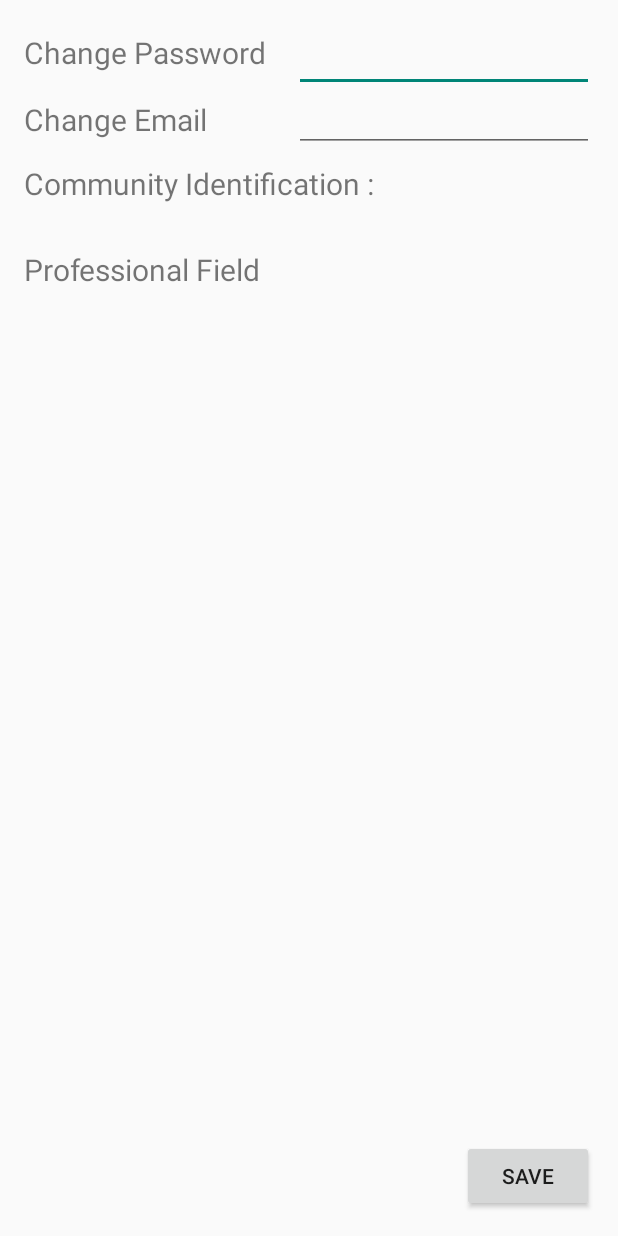
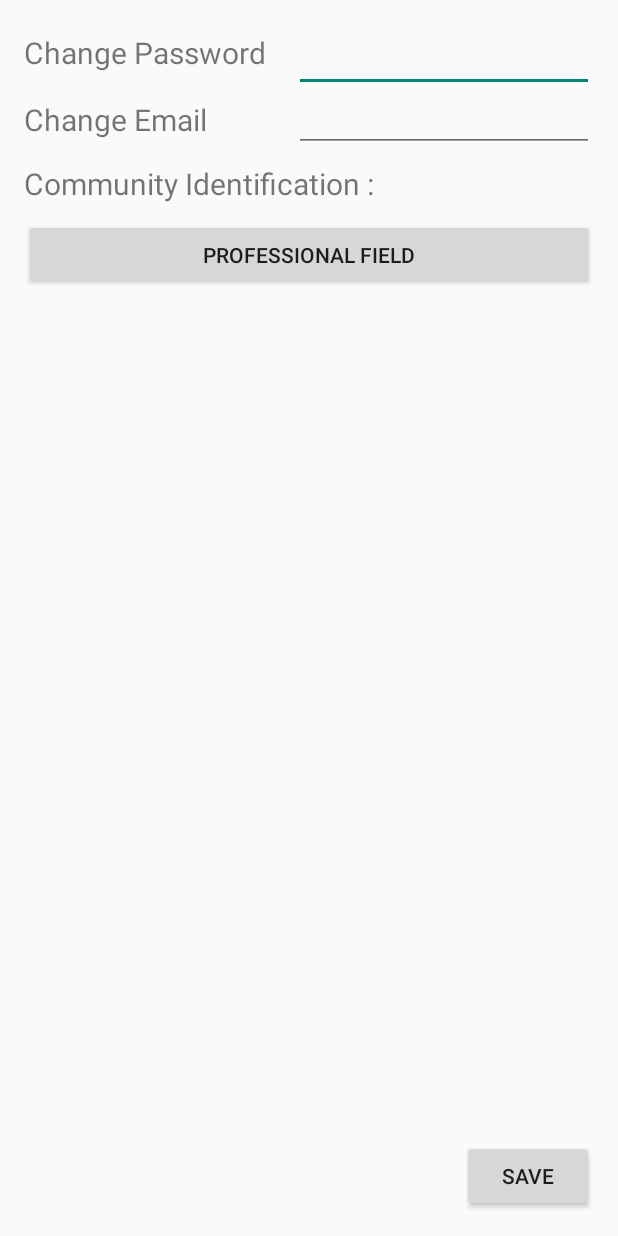
Before and after one commit to StevenLu1204/Near_armorsun, an Android app: the layout activity_setting.xml on its own in the app's theme, with its tools: preview values and no code run, on a phone screen of 412 x 824 dp. Run offline under Robolectric (Android 15) with nearby library versions, the phone set to English and light mode, and no system bars.

Commit message:
put the expandable listview in dialog

```diff
--- a/app/src/main/java/com/example/jay/fragmentbasics/SettingActivity.java
+++ b/app/src/main/java/com/example/jay/fragmentbasics/SettingActivity.java
@@ -1,15 +1,22 @@
 package com.example.jay.fragmentbasics;
 
+import android.app.AlertDialog;
+import android.app.Dialog;
 import android.app.ExpandableListActivity;
+import android.content.Context;
+import android.content.DialogInterface;
 import android.content.Intent;
 import android.support.v7.app.AppCompatActivity;
 import android.os.Bundle;
+import android.view.LayoutInflater;
 import android.view.Menu;
 import android.view.MenuItem;
 import android.view.View;
 import android.widget.Adapter;
 import android.widget.ArrayAdapter;
+import android.widget.Button;
 import android.widget.ExpandableListView;
+import android.widget.LinearLayout;
 import android.widget.ListView;
 import android.widget.Toast;
 
@@ -23,10 +30,14 @@ public class SettingActivity extends AppCompatActivity {
     * the file  pro_field_list_parent.xml defines the layout of the professional field titles
     */
 
-    ExpandableListView proFieldListView;    //the expandable listview displays the professional fields
+    ExpandableListView proFieldListView;
     HashMap<String,List<String>> proField;
     List<String> proFieldDetail;        //stores the professional field data(titles and subtitles)(check the proFieldDataProvider.java)
     proFieldAdapter adapter;            //an adapter linked the data and expandable listview
+
+    AlertDialog.Builder proFieldDialogBuilder;
+    AlertDialog proFieldDialog;
+    Button btnProField;
 
     ListView LVSelected;                                        //a listview displays what you select
     ArrayList<String> selectedItems=new ArrayList<String>();    //an arraylist stores what you select
@@ -37,33 +48,53 @@ public class SettingActivity extends AppCompatActivity {
         super.onCreate(savedInstanceState);
         setContentView(R.layout.activity_setting);
 
+        //an expandable List View displays the professional fields
+        proFieldListView= new ExpandableListView(this);    //the expandable listview displays the professional fields
+        proField=proFieldDataProvider.getInfo();                      //get the data
+        proFieldDetail=new ArrayList<String>(proField.keySet());    //get the proField-hashmap key and put it into the proFieldDetail-ArrayList
+        adapter=new proFieldAdapter(this,proField,proFieldDetail);  //put proField-hashmap and the proFieldDetail-ArrayList into the adapter
+        proFieldListView.setAdapter(adapter);
+
+        //initialize the dialog contain the professional field
+        proFieldDialogBuilder=new AlertDialog.Builder(SettingActivity.this);
+        proFieldDialogBuilder.setNegativeButton("Cancel", new DialogInterface.OnClickListener() {
+            @Override
+            public void onClick(DialogInterface dialog, int which) {
+                proFieldDialog.dismiss();
+            }
+        });
+        proFieldDialogBuilder.setView(proFieldListView);
+        proFieldDialogBuilder.setTitle("Please select : ");
+        proFieldDialog=proFieldDialogBuilder.create();
+
         //initialize the listview  which displays the selected items
         LVSelected=(ListView)findViewById(R.id.listViewSelected);
         slctItemsAdapter = new ArrayAdapter<String>(this,android.R.layout.simple_list_item_1,selectedItems);
         LVSelected.setAdapter(slctItemsAdapter);
 
-        //an expandable List View displays the professional fields
-        proFieldListView=(ExpandableListView)findViewById(R.id.proFieldListView);
-        proField=proFieldDataProvider.getInfo();                      //get the data
-        proFieldDetail=new ArrayList<String>(proField.keySet());    //get the proField-hashmap key and put it into the proFieldDetail-ArrayList
-        adapter=new proFieldAdapter(this,proField,proFieldDetail);  //put proField-hashmap and the proFieldDetail-ArrayList into the adapter
-        proFieldListView.setAdapter(adapter);
+        btnProField =(Button)findViewById(R.id.btnProField);
+        btnProField.setOnClickListener(new Button.OnClickListener(){
+            @Override
+            public void onClick(View v) {
+                proFieldDialog.show();
+            }
+        });
 
         /*
         *  a listener checks which item(child) is selected
         *  if an item(child) is selected it will toast which item is selected and add to the listview under the professional field.
         */
+
         proFieldListView.setOnChildClickListener(new ExpandableListView.OnChildClickListener() {
             @Override
             public boolean onChildClick(ExpandableListView parent, View v, int groupPosition, int childPosition, long id) {
                 Toast.makeText(getBaseContext(), proField.get(proFieldDetail.get(groupPosition)).get(childPosition) + " is selected.", Toast.LENGTH_SHORT).show();
+
                 selectedItems.add(proField.get(proFieldDetail.get(groupPosition)).get(childPosition));
                 slctItemsAdapter.notifyDataSetChanged();
                 return false;
             }
         });
-
-
     }
 
     @Override
--- a/app/src/main/java/com/example/jay/fragmentbasics/UserInfo.java
+++ b/app/src/main/java/com/example/jay/fragmentbasics/UserInfo.java
@@ -10,7 +10,6 @@ import android.view.MenuItem;
 import android.view.View;
 import android.widget.ArrayAdapter;
 import android.widget.ListView;
-
 
 import static android.widget.ListView.*;
 
--- a/app/src/main/res/layout/activity_setting.xml
+++ b/app/src/main/res/layout/activity_setting.xml
@@ -1,17 +1,10 @@
 <RelativeLayout xmlns:android="http://schemas.android.com/apk/res/android"
-    xmlns:tools="http://schemas.android.com/tools" android:layout_width="match_parent"
-    android:layout_height="match_parent" android:paddingLeft="@dimen/activity_horizontal_margin"
+    xmlns:tools="http://schemas.android.com/tools" android:layout_width="fill_parent"
+    android:layout_height="fill_parent" android:paddingLeft="@dimen/activity_horizontal_margin"
     android:paddingRight="@dimen/activity_horizontal_margin"
     android:paddingTop="@dimen/activity_vertical_margin"
     android:paddingBottom="@dimen/activity_vertical_margin"
     tools:context="com.example.jay.fragmentbasics.SettingActivity">
-
-    <ScrollView
-        android:layout_width="wrap_content"
-        android:layout_height="wrap_content"
-        android:id="@+id/scrollView" >
-
-    </ScrollView>
 
     <Button
         android:layout_width="wrap_content"
@@ -26,7 +19,7 @@
     <TextView
         android:layout_width="wrap_content"
         android:layout_height="wrap_content"
-        android:text="@string/TxtChange_Email"
+        android:text="@string/txtChange_Email"
         android:id="@+id/txtViewCangeEmail"
         android:layout_marginTop="50dp"
         android:textSize="20sp"
@@ -47,7 +40,7 @@
         android:layout_alignParentStart="false"
         android:layout_marginTop="5dp"
         android:layout_marginLeft="0dp"
-        android:text="@string/TxtChange_Password" />
+        android:text="@string/txtChange_Password" />
 
     <EditText
         android:layout_width="match_parent"
@@ -63,30 +56,6 @@
         android:layout_alignParentTop="true"
         android:layout_alignLeft="@+id/txtViewCP" />
 
-    <ExpandableListView
-        android:layout_width="fill_parent"
-        android:layout_height="200dp"
-        android:id="@+id/proFieldListView"
-        android:layout_gravity="right|bottom"
-        android:layout_marginTop="10dp"
-        android:layout_alignParentLeft="false"
-        android:layout_marginLeft="0dp"
-        android:layout_alignParentTop="false"
-        android:layout_below="@+id/TxtViewProField" />
-
-    <TextView
-        android:layout_width="fill_parent"
-        android:layout_height="wrap_content"
-        android:text="@string/ProfessionalField"
-        android:id="@+id/TxtViewProField"
-        android:layout_gravity="left|top"
-        android:layout_marginTop="30dp"
-        android:textSize="20sp"
-        android:layout_alignParentLeft="false"
-        android:layout_marginLeft="0dp"
-        android:layout_alignParentTop="false"
-        android:layout_marginRight="0dp"
-        android:layout_below="@+id/txtViewCommunityID" />
 
     <EditText
         android:layout_width="match_parent"
@@ -98,10 +67,6 @@
         android:layout_toEndOf="@+id/txtViewCP"
         android:layout_marginLeft="180dp"
         android:layout_marginStart="0dp"
-        android:layout_alignParentRight="true"
-        android:layout_alignParentLeft="true"
-        android:layout_alignParentStart="false"
-        android:layout_alignParentTop="true"
         android:layout_alignLeft="@+id/txtViewCangeEmail"
         android:layout_marginRight="0dp" />
 
@@ -111,7 +76,7 @@
         android:id="@+id/listViewSelected"
         android:layout_alignParentLeft="true"
         android:layout_alignParentStart="true"
-        android:layout_below="@+id/proFieldListView"
+        android:layout_below="@+id/btnProField"
         android:layout_marginTop="10dp" />
 
     <TextView
@@ -125,4 +90,13 @@
         android:layout_marginTop="15dp"
         android:layout_below="@+id/txtViewCangeEmail" />
 
+    <Button
+        android:layout_width="fill_parent"
+        android:layout_height="wrap_content"
+        android:text="@string/btnProField"
+        android:id="@+id/btnProField"
+        android:onClick="btnProField_click"
+        android:layout_below="@+id/txtViewCommunityID"
+        android:layout_marginTop="10dp" />
+
 </RelativeLayout>
--- a/app/src/main/res/values/strings.xml
+++ b/app/src/main/res/values/strings.xml
@@ -7,16 +7,15 @@
     <string name="title_activity_setting">Setting</string>
     <string name="title_activity_message">Your Messages</string>
 
-    <string name="TxtChange_Password">Change Password</string>
-    <string name="TxtChange_Email">Change Email</string>
+    <string name="txtChange_Password">Change Password</string>
+    <string name="txtChange_Email">Change Email</string>
     <string name="txtLevel">LV.</string>
     <string name="txtLvlNum">1</string>
     <string name="txtCommunityID">Community Identification :</string>
     <string name="imgBtnSetting">settingIcon</string>
     <string name="btnGiven">Given</string>
     <string name="btnReceived">Received</string>
-    <string name="ProfessionalField">Professional Field</string>
     <string name="btnSave">Save</string>
-
+    <string name="btnProField">Professional Field</string>
 
 </resources>
```
